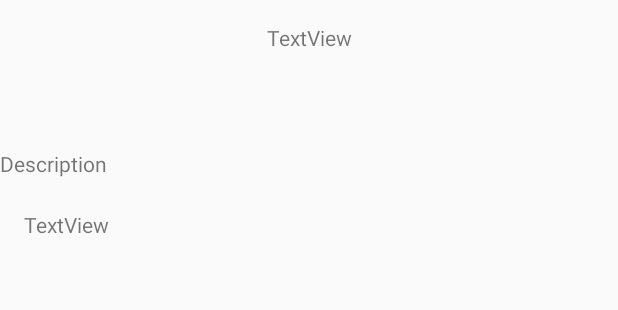
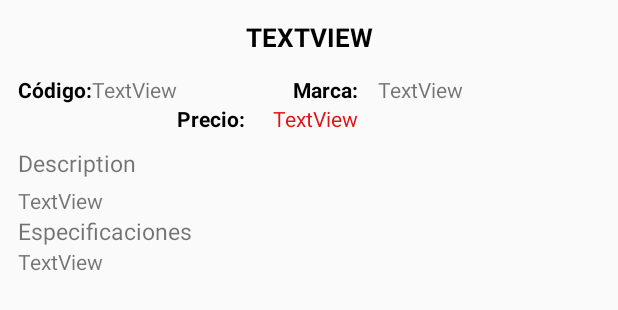
Before and after one commit to bikerlfh/Android-ShopNeubs, an Android app: the layout content_producto_detalle.xml on its own in the app's theme, with its tools: preview values and no code run, on a phone screen of 412 x 824 dp. Shown: the top 310 px of the screen. Run offline under Robolectric (Android 15) with nearby library versions, the phone set to English and light mode, and no system bars; network calls fail.

Commit message:
Detalle_Producto

```diff
--- a/app/src/main/java/co/com/neubs/shopneubs/adapters/ProductoAdapter.java
+++ b/app/src/main/java/co/com/neubs/shopneubs/adapters/ProductoAdapter.java
@@ -55,7 +55,7 @@ public class ProductoAdapter extends RecyclerView.Adapter<ProductoAdapter.Produc
             super(itemView);
             imagen = (ImageView)itemView.findViewById(R.id.img_producto);
             nombre_producto = (TextView)itemView.findViewById(R.id.txt_nombre_producto);
-            precio = (TextView)itemView.findViewById(R.id.txt_precio);
+            precio = (TextView)itemView.findViewById(R.id.lbl_precio_producto_detalle);
             oferta = (TextView)itemView.findViewById(R.id.txt_precio_anterior);
             //Estilo Texto strikethrough
             oferta.setPaintFlags(precio.getPaintFlags()| Paint.STRIKE_THRU_TEXT_FLAG);
--- a/app/src/main/java/co/com/neubs/shopneubs/classes/models/Marca.java
+++ b/app/src/main/java/co/com/neubs/shopneubs/classes/models/Marca.java
@@ -29,7 +29,7 @@ public class Marca implements ICrud {
         this.descripcion = descripcion;
     }
     public Marca(Context context){
-        this.dbManager = new DbManager(context);
+        initDbManager(context);
     }
 
     public int getIdMarca() {
--- a/app/src/main/res/layout/activity_producto_detalle.xml
+++ b/app/src/main/res/layout/activity_producto_detalle.xml
@@ -23,8 +23,9 @@
             app:layout_scrollFlags="scroll|exitUntilCollapsed"
             app:collapsedTitleTextAppearance="@android:color/transparent"
             app:expandedTitleTextAppearance="@style/transparentText"
-            app:expandedTitleGravity="bottom"
-            app:scrimVisibleHeightTrigger="150dp">
+            app:collapsedTitleGravity="center_vertical"
+            app:expandedTitleGravity="top"
+            app:scrimVisibleHeightTrigger="250dp">
 
             <android.support.v4.view.ViewPager
                 android:id="@+id/viewPager_producto_detalle"
--- a/app/src/main/res/layout/content_producto_detalle.xml
+++ b/app/src/main/res/layout/content_producto_detalle.xml
@@ -30,6 +30,10 @@
             android:layout_alignParentStart="true"
             android:layout_alignParentTop="true"
             android:gravity="center"
+            android:textSize="17sp"
+            android:textAllCaps="true"
+            android:textColor="@color/colorPrimaryDark"
+            android:textStyle="bold"
             android:text="TextView" />
 
         <TextView
@@ -37,21 +41,105 @@
             android:layout_width="200dp"
             android:layout_height="30dp"
             android:layout_alignParentEnd="true"
-            android:layout_alignParentStart="true"
             android:layout_below="@+id/lbl_nombre_producto_detalle"
             android:layout_marginTop="44dp"
+            android:layout_marginLeft="12dp"
+            android:textSize="15sp"
             android:gravity="center_vertical"
-            android:text="@string/title_description" />
+            android:text="@string/title_description"
+            android:layout_alignParentStart="true" />
+
 
         <TextView
             android:id="@+id/lbl_descripcion_producto_detalle"
             android:layout_width="wrap_content"
-            android:layout_height="200dp"
+            android:layout_height="wrap_content"
+            android:layout_marginRight="@dimen/text_margin"
+            android:text="TextView"
+            android:layout_marginLeft="@dimen/text_margin"
+            android:layout_below="@+id/title_descripcion"
             android:layout_alignParentEnd="true"
-            android:layout_alignParentStart="true"
-            android:layout_below="@+id/title_descripcion"
-            android:layout_margin="@dimen/text_margin"
+            android:layout_marginEnd="10dp"
+            android:layout_alignStart="@+id/title_descripcion" />
+
+
+        <TextView
+            android:id="@+id/title_codigo"
+            android:layout_width="wrap_content"
+            android:layout_height="wrap_content"
+            android:layout_alignStart="@+id/title_descripcion"
+            android:layout_below="@+id/lbl_nombre_producto_detalle"
+            android:textStyle="bold"
+            android:textColor="@color/colorPrimaryDark"
+
+            android:text="Código:" />
+
+        <TextView
+            android:id="@+id/lbl_codigo_producto_detalle"
+            android:layout_width="wrap_content"
+            android:layout_height="wrap_content"
+            android:layout_below="@+id/lbl_nombre_producto_detalle"
+            android:layout_toEndOf="@+id/title_codigo"
             android:text="TextView" />
+
+        <TextView
+            android:id="@+id/title_marca"
+            android:layout_width="wrap_content"
+            android:layout_height="wrap_content"
+            android:layout_below="@+id/lbl_nombre_producto_detalle"
+            android:layout_marginStart="77dp"
+            android:layout_toEndOf="@+id/lbl_codigo_producto_detalle"
+            android:textStyle="bold"
+            android:textColor="@color/colorPrimaryDark"
+            android:text="Marca:" />
+
+        <TextView
+            android:id="@+id/lbl_marca_producto_detalle"
+            android:layout_width="wrap_content"
+            android:layout_height="wrap_content"
+            android:layout_alignBottom="@+id/title_marca"
+            android:layout_marginStart="13dp"
+            android:layout_toEndOf="@+id/title_marca"
+            android:text="TextView" />
+
+        <TextView
+            android:id="@+id/title_precio"
+            android:layout_width="wrap_content"
+            android:layout_height="wrap_content"
+            android:textStyle="bold"
+            android:textColor="@color/colorPrimaryDark"
+            android:text="Precio:"
+            android:layout_below="@+id/lbl_codigo_producto_detalle"
+            android:layout_toEndOf="@+id/lbl_codigo_producto_detalle" />
+
+        <TextView
+            android:id="@+id/lbl_precio_producto_detalle"
+            android:layout_width="wrap_content"
+            android:layout_height="wrap_content"
+            android:text="TextView"
+            android:textColor="@color/colorPrecio"
+            android:layout_below="@+id/title_marca"
+            android:layout_toStartOf="@+id/lbl_marca_producto_detalle" />
+
+        <TextView
+            android:id="@+id/title_especificacion"
+            android:layout_width="wrap_content"
+            android:layout_height="wrap_content"
+            android:textSize="15sp"
+            android:text="Especificaciones"
+            android:layout_below="@+id/lbl_descripcion_producto_detalle"
+            android:layout_alignStart="@+id/lbl_descripcion_producto_detalle"
+            android:layout_alignEnd="@+id/lbl_descripcion_producto_detalle" />
+
+        <TextView
+            android:id="@+id/lbl_especificacion_producto_detalle"
+            android:layout_width="wrap_content"
+            android:layout_height="wrap_content"
+            android:layout_alignEnd="@+id/lbl_descripcion_producto_detalle"
+            android:layout_alignStart="@+id/title_especificacion"
+            android:layout_below="@+id/title_especificacion"
+            android:text="TextView" />
+
 
     </RelativeLayout>
 </android.support.v4.widget.NestedScrollView>
--- a/app/src/main/res/layout/viewpager_item_producto_detalle.xml
+++ b/app/src/main/res/layout/viewpager_item_producto_detalle.xml
@@ -7,9 +7,9 @@
 
     <ImageView
         android:id="@+id/img_producto_detalle"
-        app:layout_collapseMode="parallax"
-        android:scaleType="centerCrop"
         android:layout_width="match_parent"
-        android:layout_height="300dp" />
+        android:layout_height="300dp"
+        android:scaleType="fitCenter"
+        app:layout_collapseMode="parallax" />
 
 </LinearLayout>
--- a/app/src/main/res/values/styles.xml
+++ b/app/src/main/res/values/styles.xml
@@ -18,4 +18,5 @@
     <style name="transparentText" parent="@android:style/TextAppearance">
         <item name="android:textColor">#00000000</item>
     </style>
+
 </resources>
```
Also changed, not shown: app/src/main/java/co/com/neubs/shopneubs/ProductoDetalleActivity.java (+9 -2 lines), app/src/main/java/co/com/neubs/shopneubs/classes/APIRest.java (+4 -4 lines), app/src/main/java/co/com/neubs/shopneubs/classes/models/Producto.java (+14 -0 lines), app/src/main/res/layout/card_layout.xml (+4 -4 lines).
